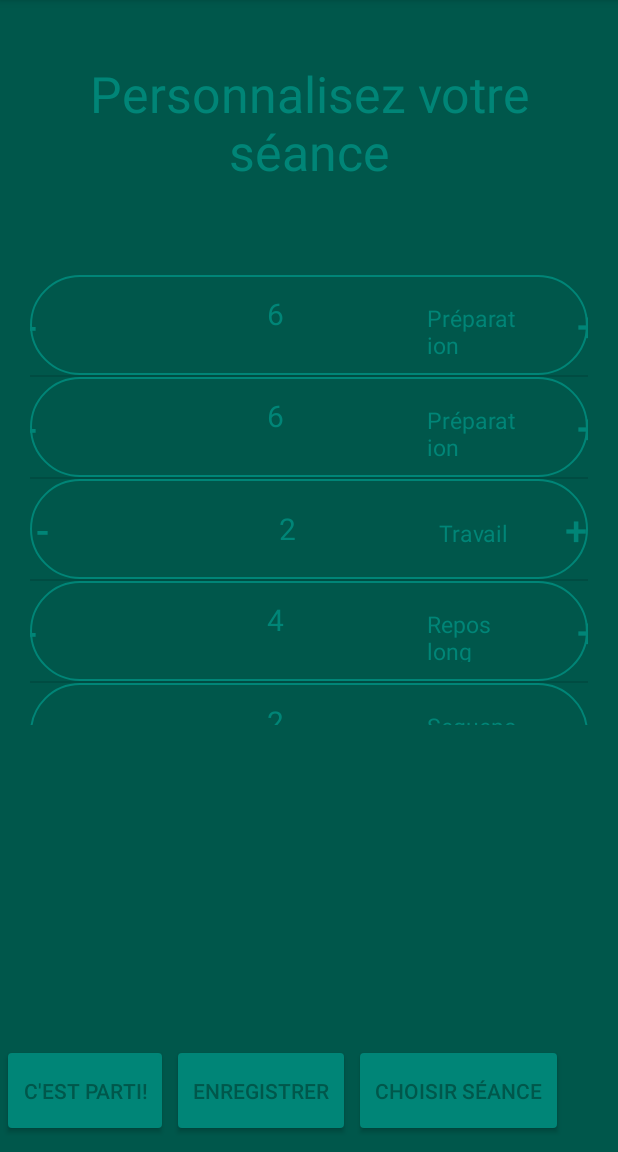
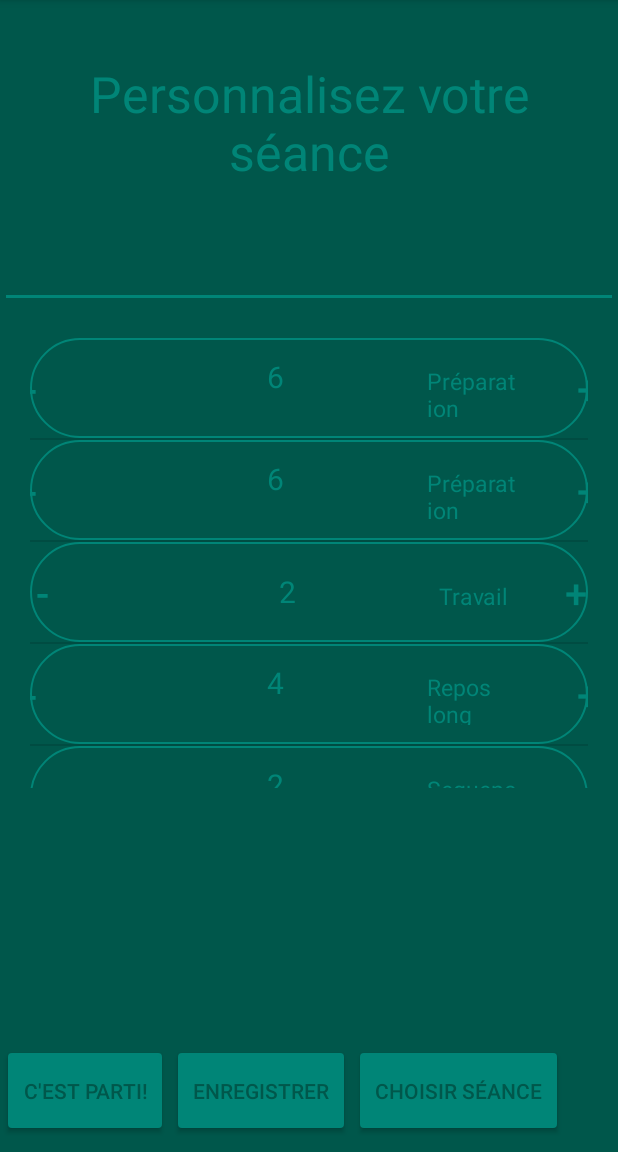
Before and after one commit to kersalem/ProjetHIIT, an Android app: the screen it shows after launch (MainActivity), after a tap on "ENREGISTRER", on a phone screen of 412 x 824 dp, the part 84-1236 px from its top. Run offline under Robolectric (Android 15) with nearby library versions, the phone set to English and light mode, and no system bars; our stand-ins replace Room's generated code.

Commit message:
Ajouter editText pour le nom de la seance dans le main et le récupérer dans la liste des seances

```diff
--- a/app/src/main/java/com/lp/projethiit/MainActivity.java
+++ b/app/src/main/java/com/lp/projethiit/MainActivity.java
@@ -6,6 +6,7 @@ import android.os.Bundle;
 import android.view.View;
 import android.widget.ArrayAdapter;
 import android.widget.Button;
+import android.widget.EditText;
 import android.widget.ListView;
 import android.widget.Toast;
 import android.content.res.Configuration;
@@ -28,12 +29,10 @@ public class MainActivity extends AppCompatActivity {
     private DatabaseClient mDb;
     private Button saveView;
     private Button btnSelectSeance;
+    private boolean update;
+    Seance seance = new Seance();
+    private EditText editNameSeance;
 
-    Seance seance = new Seance();
-
-    //Son
-/*    private SoundPool soundPool;
-    private AudioManager audioManager;*/
 
     private List<Categorie> categories = new ArrayList<>();
 
@@ -45,11 +44,15 @@ public class MainActivity extends AppCompatActivity {
         // Récupération du DatabaseClient
         mDb = DatabaseClient.getInstance(getApplicationContext());
 
+        editNameSeance = (EditText) findViewById(R.id.editNameSeance);
+        editNameSeance.getText().toString();
+
+
 
         // Récupérer ListView du main activity xml
         ListView timeList = findViewById(R.id.timeList);
 
-
+        update = getIntent().getBooleanExtra("update", false);
          saveView = findViewById(R.id.button_save);
 
         categories = new DefaultCategories().getCategories();
@@ -57,10 +60,10 @@ public class MainActivity extends AppCompatActivity {
         ArrayAdapter<Categorie> adapter = new CategorieAdapter(this, categories);
 
         timeList.setAdapter(adapter);
-        Button btnEnregistrer = findViewById(R.id.btnValider);
+        Button btnJouerSeance = findViewById(R.id.btnValider);
 
         //action bouton
-        btnEnregistrer.setOnClickListener(new View.OnClickListener() {
+        btnJouerSeance.setOnClickListener(new View.OnClickListener() {
             @Override
             public void onClick(View view) {
                 actionBtnJouerSeance();
@@ -76,7 +79,6 @@ public class MainActivity extends AppCompatActivity {
         });
 
         // Action bouton List seance
-
         btnSelectSeance = findViewById(R.id.btnSelectSeance);
 
         btnSelectSeance.setOnClickListener(new View.OnClickListener() {
@@ -108,9 +110,16 @@ public class MainActivity extends AppCompatActivity {
             protected Seance doInBackground(Void... voids) {
 
                 // adding to database
-                mDb.getAppDatabase()
-                        .SeanceDao()
-                        .insert(seance);
+
+                if(update) {
+                    mDb.getAppDatabase()
+                            .SeanceDao()
+                            .update(seance);
+                } else {
+                    mDb.getAppDatabase()
+                            .SeanceDao()
+                            .insert(seance);
+                }
 
                 return seance;
             }
@@ -121,13 +130,13 @@ public class MainActivity extends AppCompatActivity {
 
                 // Quand la tache est créée, on arrête l'activité AddTaskActivity (on l'enleve de la pile d'activités)
                 setResult(RESULT_OK);
-                //finish();
                 Toast.makeText(getApplicationContext(), "Saved", Toast.LENGTH_LONG).show();
             }
         }
 
         SaveSeance ss = new SaveSeance();
         ss.execute();
+
     }
 
 
@@ -135,7 +144,7 @@ public class MainActivity extends AppCompatActivity {
     private void actionBtnJouerSeance() {
 
         // Créer la seance
-        Seance seance = new Seance();
+        //Seance seance = new Seance();
         seance.creationSeance(categories);
 
         // Direction chrono activity
@@ -150,6 +159,4 @@ public class MainActivity extends AppCompatActivity {
         Intent pageListSeances = new Intent(this, ListSeanceActivity.class);
         startActivity(pageListSeances);
     }
-
-    // On créé une liste de catégorie
 }
--- a/app/src/main/res/layout/activity_main.xml
+++ b/app/src/main/res/layout/activity_main.xml
@@ -17,6 +17,12 @@
         android:layout_margin="40dp"
         android:textColor="@color/colorPrimary"
         />
+
+    <EditText
+        android:id="@+id/editNameSeance"
+        android:layout_width="match_parent"
+        android:layout_height="wrap_content"
+        android:textSize="15sp"/>
 
     <ListView
         android:id="@+id/timeList"
```
Also changed, not shown: app/src/main/java/com/lp/projethiit/Bd/Seance.java (+6 -33 lines), app/src/main/java/com/lp/projethiit/ListSeanceActivity.java (+6 -5 lines), app/src/main/res/layout/activity_list_template.xml (+14 -0 lines).
